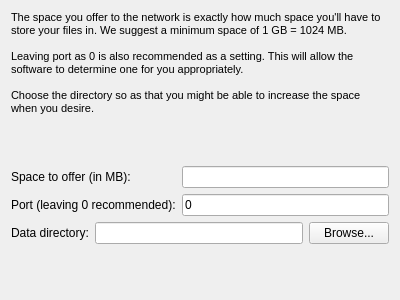
Before: the Qt Designer form src/qt/ui/create_page_localvault_setup.ui in maidsafe-archive/MaidSafe-Encrypt, drawn with Qt 5.
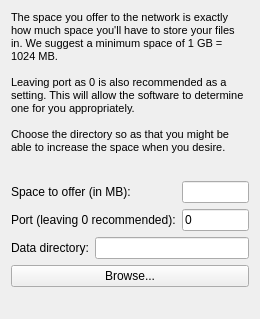
After: the same form once the commit is applied.

Diff of the .ui file:
```diff
--- a/src/qt/ui/create_page_localvault_setup.ui
+++ b/src/qt/ui/create_page_localvault_setup.ui
@@ -6,8 +6,8 @@
    <rect>
     <x>0</x>
     <y>0</y>
-    <width>400</width>
-    <height>300</height>
+    <width>260</width>
+    <height>319</height>
    </rect>
   </property>
   <property name="windowTitle">
@@ -88,6 +88,8 @@
     </layout>
    </item>
    <item>
+    <layout class="QVBoxLayout" name="verticalLayout_2">
+     <item>
     <layout class="QHBoxLayout" name="horizontalLayout">
      <item>
       <widget class="QLabel" name="label_3">
@@ -99,8 +101,16 @@
      <item>
       <widget class="QLineEdit" name="lineDirectory"/>
      </item>
+      </layout>
+     </item>
      <item>
       <widget class="QPushButton" name="buttonBrowse">
+       <property name="sizePolicy">
+        <sizepolicy hsizetype="MinimumExpanding" vsizetype="Fixed">
+         <horstretch>0</horstretch>
+         <verstretch>0</verstretch>
+        </sizepolicy>
+       </property>
        <property name="text">
         <string>Browse...</string>
        </property>
```
Lines whose indentation alone changed are shown as unchanged.
